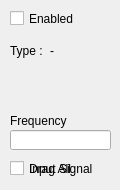
The window that Update/Logic_Gate_Simulator/Dialogs/dlg_gateinfo.ui (ElliotHarding/Logic-Gate-Simulator) describes before a commit, drawn with Qt 5.
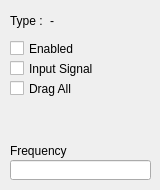
The same window after the commit. Icons and pictures are not drawn.

```diff
--- a/Update/Logic_Gate_Simulator/Dialogs/dlg_gateinfo.ui
+++ b/Update/Logic_Gate_Simulator/Dialogs/dlg_gateinfo.ui
@@ -6,7 +6,7 @@
    <rect>
     <x>0</x>
     <y>0</y>
-    <width>120</width>
+    <width>160</width>
     <height>190</height>
    </rect>
   </property>
@@ -17,8 +17,8 @@
    <property name="geometry">
     <rect>
      <x>10</x>
-     <y>10</y>
-     <width>101</width>
+     <y>40</y>
+     <width>141</width>
      <height>17</height>
     </rect>
    </property>
@@ -29,7 +29,7 @@
   <widget class="QPushButton" name="btn_DeleteGate">
    <property name="geometry">
     <rect>
-     <x>80</x>
+     <x>125</x>
      <y>5</y>
      <width>31</width>
      <height>31</height>
@@ -59,7 +59,7 @@
    <property name="geometry">
     <rect>
      <x>10</x>
-     <y>40</y>
+     <y>10</y>
      <width>41</width>
      <height>21</height>
     </rect>
@@ -72,7 +72,7 @@
    <property name="geometry">
     <rect>
      <x>50</x>
-     <y>40</y>
+     <y>10</y>
      <width>81</width>
      <height>21</height>
     </rect>
@@ -85,8 +85,8 @@
    <property name="geometry">
     <rect>
      <x>10</x>
-     <y>160</y>
-     <width>121</width>
+     <y>60</y>
+     <width>141</width>
      <height>17</height>
     </rect>
    </property>
@@ -98,8 +98,8 @@
    <property name="geometry">
     <rect>
      <x>10</x>
-     <y>130</y>
-     <width>101</width>
+     <y>160</y>
+     <width>141</width>
      <height>20</height>
     </rect>
    </property>
@@ -108,7 +108,7 @@
    <property name="geometry">
     <rect>
      <x>10</x>
-     <y>110</y>
+     <y>140</y>
      <width>111</width>
      <height>21</height>
     </rect>
@@ -121,8 +121,8 @@
    <property name="geometry">
     <rect>
      <x>10</x>
-     <y>160</y>
-     <width>121</width>
+     <y>80</y>
+     <width>141</width>
      <height>17</height>
     </rect>
    </property>
```
